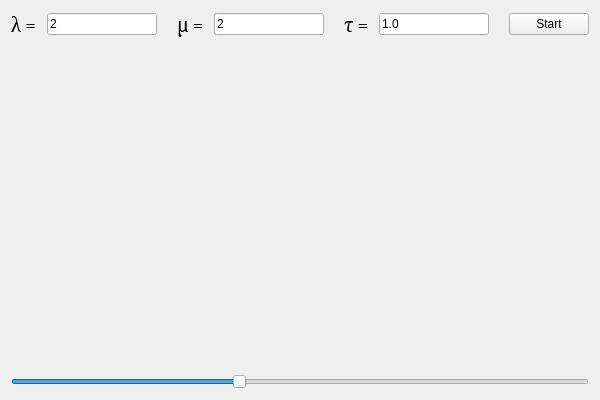
Cvelth/Comp_Simulation_Projects, file Lab1_GUI/Lab1_GUI.ui: the form before one commit.
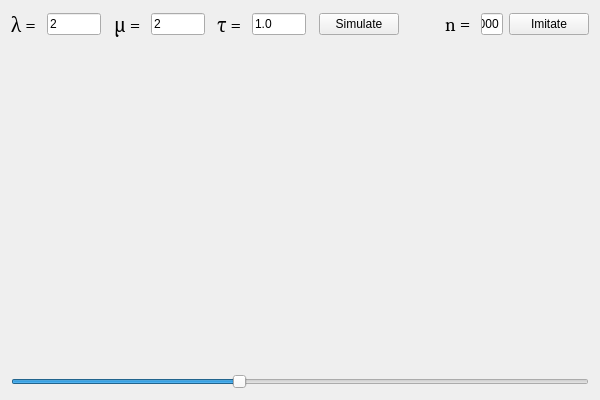
The form after the commit.

The edit to the form file:
```diff
--- a/Lab1_GUI/Lab1_GUI.ui
+++ b/Lab1_GUI/Lab1_GUI.ui
@@ -13,9 +13,9 @@
   <property name="windowTitle">
    <string>GUI</string>
   </property>
-  <layout class="QVBoxLayout" name="verticalLayout_2" stretch="0,1,0">
+  <layout class="QVBoxLayout" name="verticalLayout_2" stretch="1,10,1">
    <item>
-    <layout class="QHBoxLayout" name="horizontalLayout_3" stretch="0,8,1,0,8,1,0,8,1,3">
+    <layout class="QHBoxLayout" name="horizontalLayout_3" stretch="0,8,1,0,8,1,0,8,1,3,0,0,1,3">
      <item>
       <widget class="QLabel" name="label">
        <property name="font">
@@ -118,7 +118,47 @@
      <item>
       <widget class="QPushButton" name="start">
        <property name="text">
-        <string>Start</string>
+        <string>Simulate</string>
+       </property>
+      </widget>
+     </item>
+     <item>
+      <spacer name="horizontalSpacer_4">
+       <property name="orientation">
+        <enum>Qt::Horizontal</enum>
+       </property>
+       <property name="sizeHint" stdset="0">
+        <size>
+         <width>40</width>
+         <height>20</height>
+        </size>
+       </property>
+      </spacer>
+     </item>
+     <item>
+      <widget class="QLabel" name="label_4">
+       <property name="font">
+        <font>
+         <family>Cambria</family>
+         <pointsize>14</pointsize>
+        </font>
+       </property>
+       <property name="text">
+        <string>n = </string>
+       </property>
+      </widget>
+     </item>
+     <item>
+      <widget class="QLineEdit" name="n">
+       <property name="text">
+        <string>1000</string>
+       </property>
+      </widget>
+     </item>
+     <item>
+      <widget class="QPushButton" name="imitate">
+       <property name="text">
+        <string>Imitate</string>
        </property>
       </widget>
      </item>
```
Left out of the diff: 2 changed lines with no effect on the pictures.
